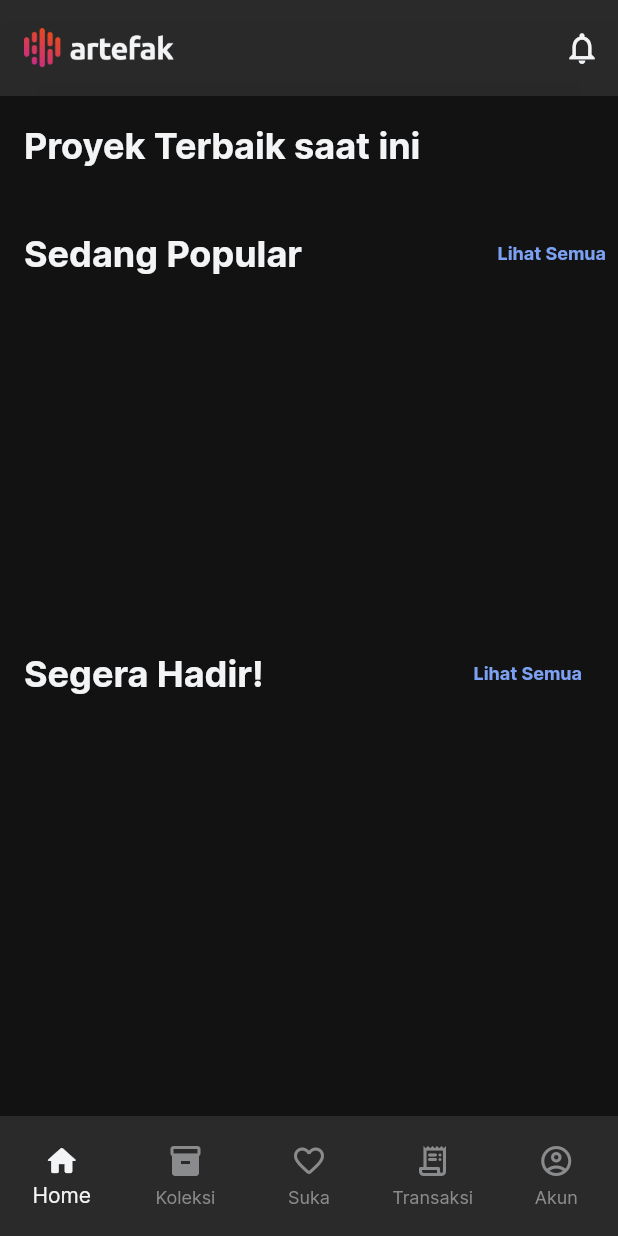
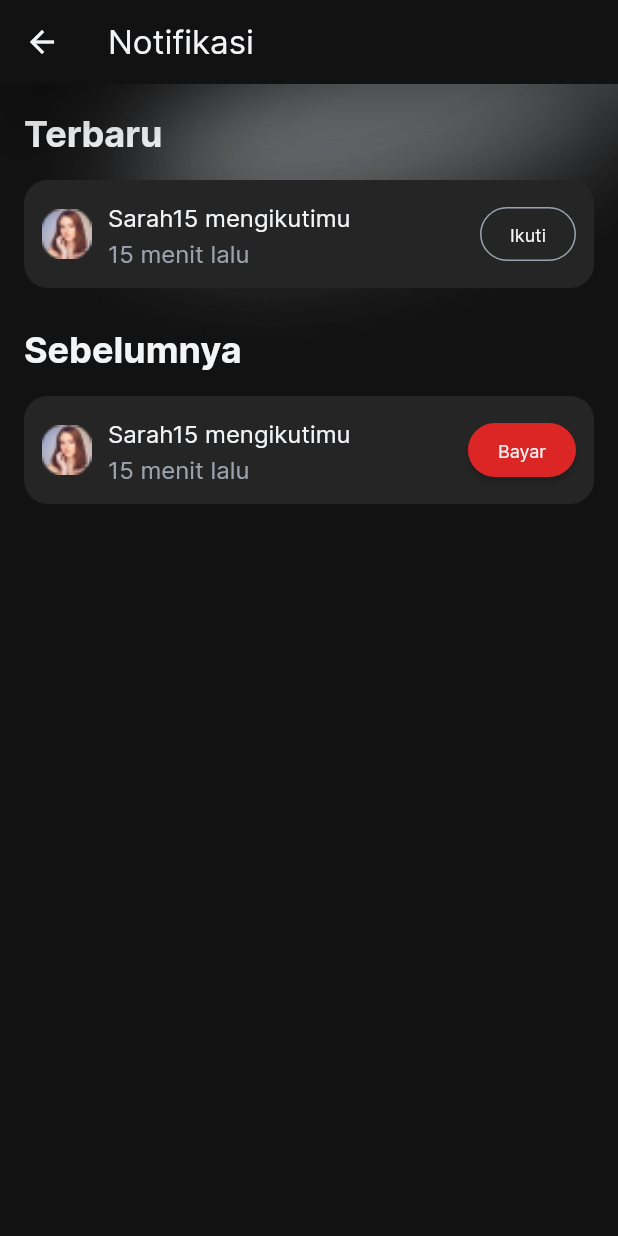
Before and after one commit to artefak-io/Artefak, a Flutter app: the screen it shows after launch, after a tap on the "notifications none" icon, on a phone screen of 412 x 824 dp. Run offline on Flutter 3.47's test engine with Material 2 defaults, Android fonts, the phone set to English and light mode, and no system bars; our stand-ins replace bloc, cached_network_image, cloud_firestore, equatable, firebase_auth, firebase_core and 8 more; accounts and stored records are empty; generated files the repository leaves out were written again.

Commit message:
create and set notification page

```diff
--- a/lib/main.dart
+++ b/lib/main.dart
@@ -4,6 +4,7 @@ import 'package:artefak/logic/bloc_observer.dart';
 import 'package:artefak/logic/pin/pin.dart';
 import 'package:artefak/screens/main/collection_review.dart';
 import 'package:artefak/screens/main/favorite.dart';
+import 'package:artefak/screens/main/notification_page.dart';
 import 'package:artefak/screens/main/payment_process.dart';
 import 'package:artefak/screens/main/privacy_policy.dart';
 import 'package:artefak/themes/artefak_theme.dart';
@@ -125,6 +126,7 @@ class _MyAppState extends State<MyApp> {
                   '/collection': (context) => const CollectionWrapper(),
                   '/bill': (context) => const TransactionWrapper(),
                   '/favorite': (context) => const Favorite(),
+                  '/notification': (context) => const NotificationPage(),
                   '/update_profile': (context) => const UpdateProfile(),
                   '/asset/product_detail': (context) => ProductDetail(),
                   '/collection_review': (context) => const CollectionReview(),
--- a/lib/screens/main/home.dart
+++ b/lib/screens/main/home.dart
@@ -2,6 +2,7 @@ import 'dart:async';
 import 'dart:ui';
 
 import 'package:artefak/screens/app_layout.dart';
+import 'package:artefak/widgets/appbar_actions_button.dart';
 import 'package:artefak/widgets/bottom_navbar.dart';
 import 'package:artefak/widgets/card_item_custom.dart';
 import 'package:artefak/widgets/sub_head_title.dart';
@@ -43,9 +44,7 @@ class Home extends StatelessWidget {
                     backgroundColor: _themeData.highlightColor,
                     title: Image.asset('assets/logo_color.png', width: 100),
                     actions: [
-                      IconButton(
-                          icon: Icon(Icons.notifications_none, size: 25.0),
-                          onPressed: () {}),
+                      AppbarActionsButton(),
                     ],
                   ),
                 ),
@@ -53,8 +52,7 @@ class Home extends StatelessWidget {
             ],
           ),
         ),
-        body:
-            SingleChildScrollView(
+        body: SingleChildScrollView(
           physics: ClampingScrollPhysics(),
           child: Column(
             mainAxisSize: MainAxisSize.min,
--- /dev/null
+++ b/lib/screens/main/notification_page.dart
@@ -0,0 +1,176 @@
+import 'package:artefak/screens/app_layout.dart';
+import 'package:artefak/widgets/bottom_action_bar.dart';
+import 'package:artefak/widgets/desc_collection_review.dart';
+import 'package:artefak/widgets/payment_sliding_panel.dart';
+import 'package:artefak/widgets/select_card_payment.dart';
+import 'package:artefak/widgets/sub_head_title.dart';
+import 'package:artefak/widgets/total_collection_review.dart';
+import 'package:flutter/material.dart';
+
+class NotificationPage extends StatefulWidget {
+  const NotificationPage({Key? key}) : super(key: key);
+
+  @override
+  State<NotificationPage> createState() => _NotificationPageState();
+}
+
+class _NotificationPageState extends State<NotificationPage> {
+  @override
+  Widget build(BuildContext context) {
+    TextTheme _textTheme = Theme.of(context).textTheme;
+    ThemeData _themeData = Theme.of(context);
+    Size size = MediaQuery.of(context).size;
+
+    return AppLayout(
+      appBar: AppBar(
+        title: Text(
+          'Notifikasi',
+          style: _textTheme.titleLarge?.copyWith(fontWeight: FontWeight.w400),
+        ),
+        backgroundColor: _themeData.primaryColor,
+      ),
+      child: Stack(
+        children: <Widget>[
+          Positioned(
+            left: 0,
+            right: -120,
+            top: -165,
+            child: Image.asset(
+              'assets/bggrad.png',
+              fit: BoxFit.fitHeight,
+              height: 350,
+            ),
+          ),
+          SingleChildScrollView(
+            child: Container(
+              margin: const EdgeInsets.symmetric(horizontal: 16.0),
+              child: Column(
+                children: [
+                  SubHeadTitle(
+                    title: "Terbaru",
+                    isSeeAll: false,
+                  ),
+                  Container(
+                    margin: const EdgeInsets.only(bottom: 8),
+                    padding: const EdgeInsets.all(12.0),
+                    decoration: BoxDecoration(
+                      color: _themeData.shadowColor,
+                      borderRadius: BorderRadius.all(Radius.circular(16)),
+                    ),
+                    alignment: Alignment.centerLeft,
+                    child: Row(
+                      children: [
+                        Container(
+                          margin: const EdgeInsets.only(right: 11.0),
+                          child: Image.asset(
+                            'assets/propict.png',
+                            width: 33.0,
+                            fit: BoxFit.contain,
+                            height: 33.0,
+                          ),
+                        ),
+                        Column(
+                          crossAxisAlignment: CrossAxisAlignment.start,
+                          children: [
+                            Text(
+                              "Sarah15 mengikutimu",
+                              style: _textTheme.bodyLarge
+                                  ?.copyWith(fontWeight: FontWeight.w400),
+                            ),
+                            Text(
+                              "15 menit lalu",
+                              style: _textTheme.bodyLarge?.copyWith(
+                                fontWeight: FontWeight.w400,
+                                color: _themeData.focusColor,
+                              ),
+                            ),
+                          ],
+                        ),
+                        Spacer(),
+                        OutlinedButton(
+                          style: OutlinedButton.styleFrom(
+                            backgroundColor: Colors.transparent,
+                            side: BorderSide(
+                              color: _themeData.focusColor,
+                            ),
+                            shape: RoundedRectangleBorder(
+                                borderRadius: BorderRadius.circular(100)),
+                          ),
+                          child: Text(
+                            "Ikuti",
+                            style: _textTheme.bodySmall
+                                ?.copyWith(fontWeight: FontWeight.w400),
+                          ),
+                          onPressed: () {},
+                        ),
+                      ],
+                    ),
+                  ),
+                  SubHeadTitle(
+                    title: "Sebelumnya",
+                    isSeeAll: false,
+                  ),
+                  Container(
+                    margin: const EdgeInsets.only(bottom: 8),
+                    padding: const EdgeInsets.all(12.0),
+                    decoration: BoxDecoration(
+                      color: _themeData.shadowColor,
+                      borderRadius: BorderRadius.all(Radius.circular(16)),
+                    ),
+                    alignment: Alignment.centerLeft,
+                    child: Row(
+                      children: [
+                        Container(
+                          margin: const EdgeInsets.only(right: 11.0),
+                          child: Image.asset(
+                            'assets/propict.png',
+                            width: 33.0,
+                            fit: BoxFit.contain,
+                            height: 33.0,
+                          ),
+                        ),
+                        Column(
+                          crossAxisAlignment: CrossAxisAlignment.start,
+                          children: [
+                            Text(
+                              "Sarah15 mengikutimu",
+                              style: _textTheme.bodyLarge
+                                  ?.copyWith(fontWeight: FontWeight.w400),
+                            ),
+                            Text(
+                              "15 menit lalu",
+                              style: _textTheme.bodyLarge?.copyWith(
+                                fontWeight: FontWeight.w400,
+                                color: _themeData.focusColor,
+                              ),
+                            ),
+                          ],
+                        ),
+                        Spacer(),
+                        ElevatedButton(
+                          child: Text(
+                            "Bayar",
+                            style: _textTheme.bodySmall?.copyWith(
+                              fontWeight: FontWeight.w400,
+                            ),
+                          ),
+                          style: ElevatedButton.styleFrom(
+                              minimumSize: Size(65.0, 32.0),
+                              shape: RoundedRectangleBorder(
+                                borderRadius: BorderRadius.circular(100.0),
+                              ),
+                              alignment: Alignment.center),
+                          onPressed: () {},
+                        ),
+                      ],
+                    ),
+                  ),
+                ],
+              ),
+            ),
+          ),
+        ],
+      ),
+    );
+  }
+}
--- a/lib/screens/main/payment_process.dart
+++ b/lib/screens/main/payment_process.dart
@@ -1,4 +1,5 @@
 import 'package:artefak/screens/app_layout.dart';
+import 'package:artefak/widgets/appbar_actions_button.dart';
 import 'package:artefak/widgets/bottom_navbar.dart';
 import 'package:artefak/widgets/desc_collection_review.dart';
 import 'package:artefak/widgets/detail_payment_process.dart';
@@ -24,9 +25,7 @@ class PaymentProcess extends StatelessWidget {
           style: _textTheme.titleLarge?.copyWith(fontWeight: FontWeight.w400),
         ),
         actions: [
-          IconButton(
-              icon: Icon(Icons.notifications_none, size: 25.0),
-              onPressed: () {}),
+          AppbarActionsButton(),
         ],
         backgroundColor: _themeData.primaryColor,
       ),
--- a/lib/screens/main/product_detail.dart
+++ b/lib/screens/main/product_detail.dart
@@ -2,6 +2,7 @@ import 'package:artefak/screens/app_layout.dart';
 import 'package:artefak/services/auth.dart';
 import 'package:artefak/services/transfer_service.dart';
 import 'package:artefak/widgets/account_description_row.dart';
+import 'package:artefak/widgets/appbar_actions_button.dart';
 import 'package:artefak/widgets/asset_preview.dart';
 import 'package:artefak/widgets/bottom_action_bar.dart';
 import 'package:artefak/widgets/card_item_custom.dart';
@@ -43,9 +44,7 @@ class ProductDetail extends StatelessWidget {
         appBar: AppBar(
           title: Text('Proyek'),
           actions: [
-            IconButton(
-                icon: Icon(Icons.notifications_none, size: 25.0),
-                onPressed: () {}),
+            AppbarActionsButton(),
           ],
         ),
         body: SingleChildScrollView(
--- a/lib/screens/main/profile.dart
+++ b/lib/screens/main/profile.dart
@@ -2,6 +2,7 @@ import 'dart:ui';
 
 import 'package:artefak/screens/app_layout.dart';
 import 'package:artefak/screens/authentication/authenticate.dart';
+import 'package:artefak/widgets/appbar_actions_button.dart';
 import 'package:artefak/widgets/profile_segment_setting.dart';
 import 'package:flutter/material.dart';
 import 'package:artefak/services/auth.dart';
@@ -60,9 +61,7 @@ class Profile extends StatelessWidget {
                             style: _textTheme.bodySmall,
                           ),
                         ),
-                        IconButton(
-                            icon: Icon(Icons.notifications_none, size: 25.0),
-                            onPressed: () {}),
+                        AppbarActionsButton(),
                       ],
                     ),
                   ),
--- a/lib/screens/main/transaction.dart
+++ b/lib/screens/main/transaction.dart
@@ -3,6 +3,7 @@ import 'dart:ui';
 import 'package:artefak/screens/app_layout.dart';
 import 'package:artefak/screens/authentication/authenticate.dart';
 import 'package:artefak/services/auth.dart';
+import 'package:artefak/widgets/appbar_actions_button.dart';
 import 'package:artefak/widgets/bottom_navbar.dart';
 import 'package:artefak/widgets/radio_button_filter_item.dart';
 import 'package:artefak/widgets/transaction_row_item.dart';
@@ -78,9 +79,7 @@ class _TransactionState extends State<Transaction>
                             ?.copyWith(fontWeight: FontWeight.w400),
                       ),
                       actions: [
-                        IconButton(
-                            icon: Icon(Icons.notifications_none, size: 28.0),
-                            onPressed: () {}),
+                        AppbarActionsButton(),
                       ],
                     ),
                   ),
--- a/lib/widgets/account_description_row.dart
+++ b/lib/widgets/account_description_row.dart
@@ -30,7 +30,9 @@ class AccountDescriptionRow extends StatelessWidget {
                 Expanded(
                   child: Image.asset('assets/propict.png'),
                 ),
-                Text("Sarah & Friends"),
+                Text("Sarah & Friends",
+                  style: _textTheme.bodySmall
+                      ?.copyWith(fontWeight: FontWeight.w400),),
                 Spacer(),
                 OutlinedButton(
                   style: OutlinedButton.styleFrom(
--- /dev/null
+++ b/lib/widgets/appbar_actions_button.dart
@@ -0,0 +1,19 @@
+
+import 'package:flutter/material.dart';
+
+class AppbarActionsButton extends StatelessWidget {
+  const AppbarActionsButton({
+    Key? key,
+  }) : super(key: key);
+
+  @override
+  Widget build(BuildContext context) {
+    return IconButton(
+      icon: Icon(Icons.notifications_none, size: 28.0),
+      onPressed: () => Navigator.pushNamed(
+        context,
+        '/notification',
+      ),
+    );
+  }
+}
--- a/lib/widgets/under_construction_page.dart
+++ b/lib/widgets/custom_blank_page.dart
@@ -1,7 +1,7 @@
 import 'package:flutter/material.dart';
 
-class UnderConstructionPage extends StatelessWidget {
-  const UnderConstructionPage({
+class CustomBlankPage extends StatelessWidget {
+  const CustomBlankPage({
     Key? key, required this.onClickHome,
   }) : super(key: key);
 
```
Also changed, not shown: lib/screens/main/collection.dart (+5 -6 lines), lib/screens/main/favorite.dart (+4 -5 lines), lib/screens/main/notification.dart (deleted, +0 -56 lines), pubspec.lock.
